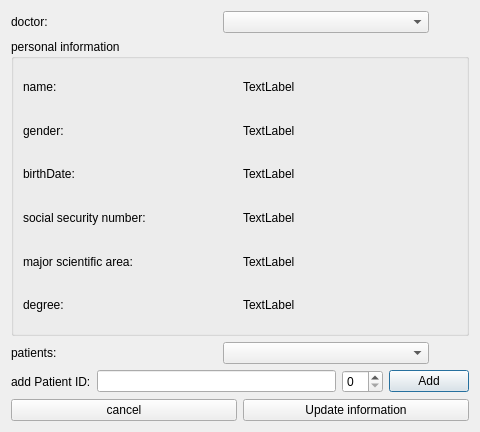
Qt form Code/viewdoctor.ui (badra022/Hospital-Information-System) before a commit.
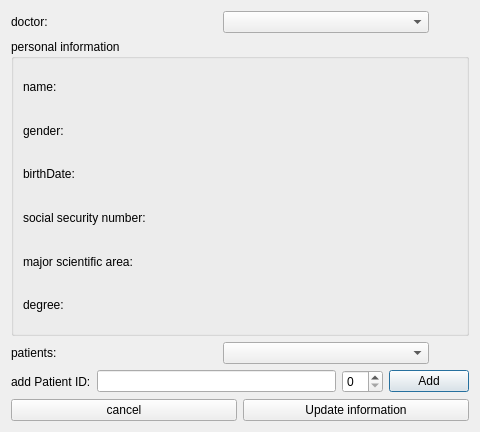
The same form after that commit.

```diff
--- a/Code/viewdoctor.ui
+++ b/Code/viewdoctor.ui
@@ -65,7 +65,7 @@
         <item>
          <widget class="QLabel" name="label_8">
           <property name="text">
-           <string>TextLabel</string>
+           <string/>
           </property>
          </widget>
         </item>
@@ -83,7 +83,7 @@
         <item>
          <widget class="QLabel" name="label_9">
           <property name="text">
-           <string>TextLabel</string>
+           <string/>
           </property>
          </widget>
         </item>
@@ -101,7 +101,7 @@
         <item>
          <widget class="QLabel" name="label_10">
           <property name="text">
-           <string>TextLabel</string>
+           <string/>
           </property>
          </widget>
         </item>
@@ -119,7 +119,7 @@
         <item>
          <widget class="QLabel" name="label_11">
           <property name="text">
-           <string>TextLabel</string>
+           <string/>
           </property>
          </widget>
         </item>
@@ -137,7 +137,7 @@
         <item>
          <widget class="QLabel" name="label_12">
           <property name="text">
-           <string>TextLabel</string>
+           <string/>
           </property>
          </widget>
         </item>
@@ -155,7 +155,7 @@
         <item>
          <widget class="QLabel" name="label_13">
           <property name="text">
-           <string>TextLabel</string>
+           <string/>
           </property>
          </widget>
         </item>
```
